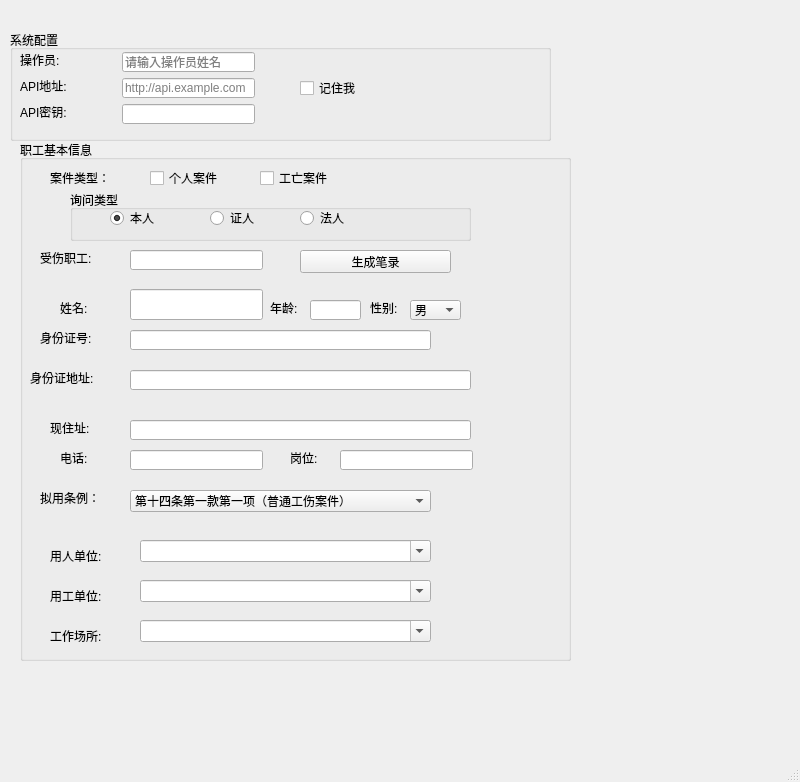
lvguang98/test1.0, file main_window.ui: the form before one commit.
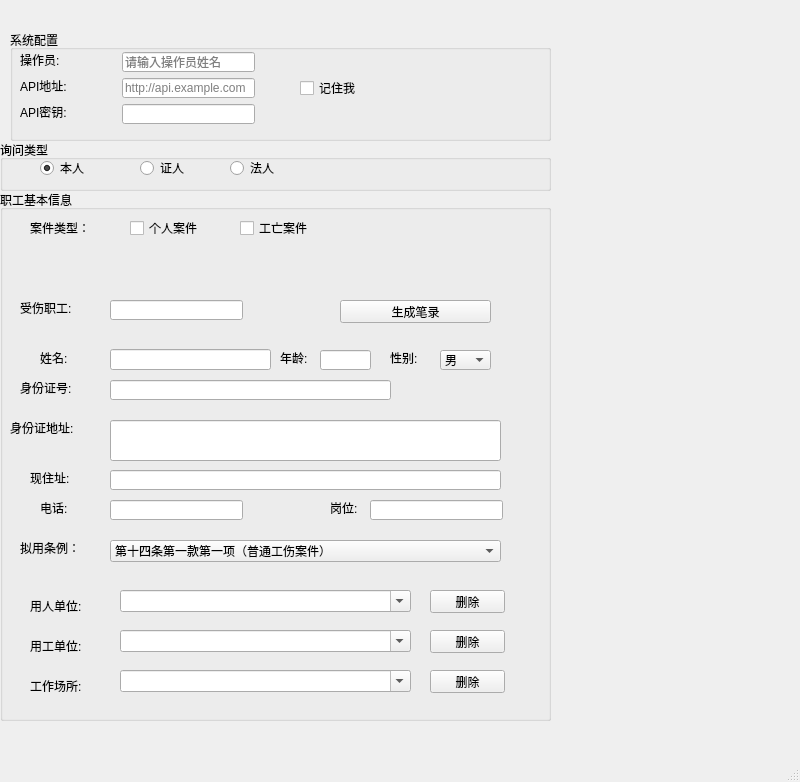
The form after the commit.

Commit message: 证人逻辑

Diff of the .ui file:
```diff
--- a/main_window.ui
+++ b/main_window.ui
@@ -121,10 +121,10 @@
    <widget class="QGroupBox" name="groupBox_2">
     <property name="geometry">
      <rect>
-      <x>20</x>
-      <y>140</y>
+      <x>0</x>
+      <y>190</y>
       <width>551</width>
-      <height>521</height>
+      <height>531</height>
      </rect>
     </property>
     <property name="title">
@@ -159,7 +159,7 @@
     <widget class="QLabel" name="label_7">
      <property name="geometry">
       <rect>
-       <x>250</x>
+       <x>280</x>
        <y>160</y>
        <width>30</width>
        <height>16</height>
@@ -172,7 +172,7 @@
     <widget class="QLabel" name="label_8">
      <property name="geometry">
       <rect>
-       <x>350</x>
+       <x>390</x>
        <y>160</y>
        <width>30</width>
        <height>16</height>
@@ -237,7 +237,7 @@
     <widget class="QLabel" name="label_13">
      <property name="geometry">
       <rect>
-       <x>270</x>
+       <x>330</x>
        <y>310</y>
        <width>30</width>
        <height>16</height>
@@ -261,16 +261,16 @@
      <property name="geometry">
       <rect>
        <x>110</x>
-       <y>149</y>
-       <width>133</width>
-       <height>31</height>
+       <y>159</y>
+       <width>161</width>
+       <height>21</height>
       </rect>
      </property>
     </widget>
     <widget class="QLineEdit" name="lineEdit_age">
      <property name="geometry">
       <rect>
-       <x>290</x>
+       <x>320</x>
        <y>160</y>
        <width>51</width>
        <height>20</height>
@@ -282,7 +282,7 @@
       <rect>
        <x>110</x>
        <y>190</y>
-       <width>301</width>
+       <width>281</width>
        <height>20</height>
       </rect>
      </property>
@@ -292,8 +292,8 @@
       <rect>
        <x>110</x>
        <y>230</y>
-       <width>341</width>
-       <height>20</height>
+       <width>391</width>
+       <height>41</height>
       </rect>
      </property>
     </widget>
@@ -302,7 +302,7 @@
       <rect>
        <x>110</x>
        <y>280</y>
-       <width>341</width>
+       <width>391</width>
        <height>20</height>
       </rect>
      </property>
@@ -320,7 +320,7 @@
     <widget class="QLineEdit" name="lineEdit_position">
      <property name="geometry">
       <rect>
-       <x>320</x>
+       <x>370</x>
        <y>310</y>
        <width>133</width>
        <height>20</height>
@@ -330,7 +330,7 @@
     <widget class="QComboBox" name="comboBox_gender">
      <property name="geometry">
       <rect>
-       <x>390</x>
+       <x>440</x>
        <y>160</y>
        <width>51</width>
        <height>20</height>
@@ -368,7 +368,7 @@
       <rect>
        <x>110</x>
        <y>350</y>
-       <width>301</width>
+       <width>391</width>
        <height>22</height>
       </rect>
      </property>
@@ -540,7 +540,7 @@
     <widget class="QPushButton" name="btn_generate_record">
      <property name="geometry">
       <rect>
-       <x>280</x>
+       <x>340</x>
        <y>110</y>
        <width>151</width>
        <height>23</height>
@@ -550,12 +550,52 @@
       <string>生成笔录</string>
      </property>
     </widget>
+    <widget class="QPushButton" name="btn_delete_employer">
+     <property name="geometry">
+      <rect>
+       <x>430</x>
+       <y>400</y>
+       <width>75</width>
+       <height>23</height>
+      </rect>
+     </property>
+     <property name="text">
+      <string>删除</string>
+     </property>
+    </widget>
+    <widget class="QPushButton" name="btn_delete_work_unit">
+     <property name="geometry">
+      <rect>
+       <x>430</x>
+       <y>440</y>
+       <width>75</width>
+       <height>23</height>
+      </rect>
+     </property>
+     <property name="text">
+      <string>删除</string>
+     </property>
+    </widget>
+    <widget class="QPushButton" name="btn_delete_workplace">
+     <property name="geometry">
+      <rect>
+       <x>430</x>
+       <y>480</y>
+       <width>75</width>
+       <height>23</height>
+      </rect>
+     </property>
+     <property name="text">
+      <string>删除</string>
+     </property>
+    </widget>
+   </widget>
     <widget class="QGroupBox" name="groupBox_interview_type">
      <property name="geometry">
       <rect>
-       <x>50</x>
-       <y>50</y>
-       <width>401</width>
+      <x>0</x>
+      <y>140</y>
+      <width>551</width>
        <height>51</height>
       </rect>
      </property>
@@ -603,7 +643,6 @@
       <property name="text">
        <string>法人</string>
       </property>
-     </widget>
     </widget>
    </widget>
   </widget>
```
Lines whose indentation alone changed are shown as unchanged. The commit also changes 2 other files.
